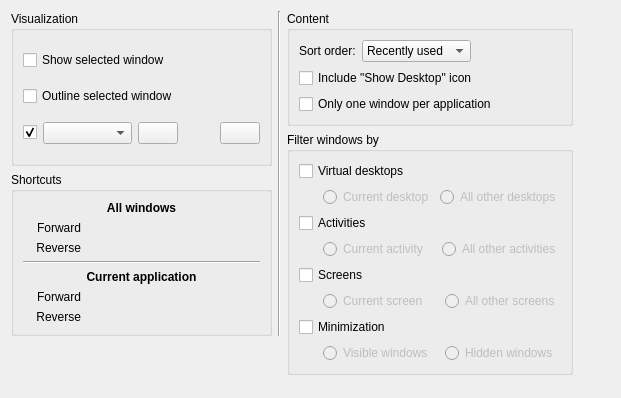
Qt form kcmkwin/kwintabbox/main.ui (KDE/kwin) before a commit.
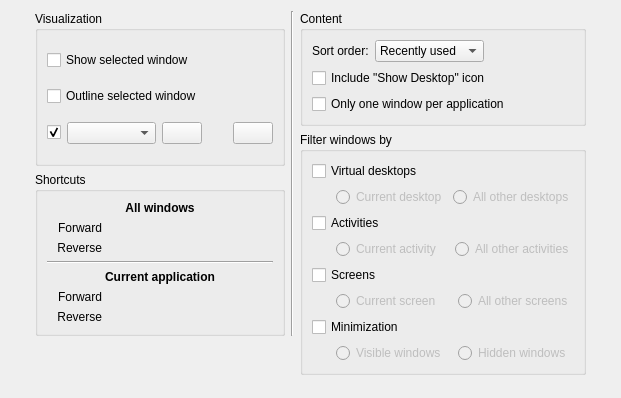
The same form after that commit. Custom widgets are drawn as their Qt base class.

Commit message:
fix kwintabbox kcm layout
gridlayout doesn't work with spacer to center some widget. use BoxLayout
instead.

The edit to the form file:
```diff
--- a/kcmkwin/kwintabbox/main.ui
+++ b/kcmkwin/kwintabbox/main.ui
@@ -10,77 +10,9 @@
     <height>398</height>
    </rect>
   </property>
-  <layout class="QGridLayout" name="gridLayout" columnstretch="2,0,0,0,0">
-   <item row="0" column="1" rowspan="2">
-    <widget class="QGroupBox" name="groupBox_2">
-     <property name="title">
-      <string>Visualization</string>
-     </property>
-     <property name="flat">
-      <bool>true</bool>
-     </property>
-     <layout class="QGridLayout" name="gridLayout_3">
-      <item row="2" column="1">
-       <widget class="QWidget" name="widget_6" native="true">
-        <layout class="QHBoxLayout" name="horizontalLayout">
-         <property name="margin">
-          <number>0</number>
-         </property>
+  <layout class="QHBoxLayout" name="horizontalLayout_2">
          <item>
-          <widget class="KComboBox" name="effectCombo">
-           <property name="sizePolicy">
-            <sizepolicy hsizetype="MinimumExpanding" vsizetype="Fixed">
-             <horstretch>0</horstretch>
-             <verstretch>0</verstretch>
-            </sizepolicy>
-           </property>
-           <property name="toolTip">
-            <string>The effect to replace the list window when desktop effects are active.</string>
-           </property>
-          </widget>
-         </item>
-         <item>
-          <widget class="KPushButton" name="effectConfigButton">
-           <property name="sizePolicy">
-            <sizepolicy hsizetype="Minimum" vsizetype="Fixed">
-             <horstretch>0</horstretch>
-             <verstretch>0</verstretch>
-            </sizepolicy>
-           </property>
-          </widget>
-         </item>
-        </layout>
-       </widget>
-      </item>
-      <item row="2" column="0">
-       <widget class="QCheckBox" name="showTabBox">
-        <property name="text">
-         <string/>
-        </property>
-        <property name="checked">
-         <bool>true</bool>
-        </property>
-       </widget>
-      </item>
-      <item row="1" column="0" colspan="2">
-       <widget class="QCheckBox" name="showOutlineCheck">
-        <property name="text">
-         <string>Outline selected window</string>
-        </property>
-       </widget>
-      </item>
-      <item row="0" column="0" colspan="2">
-       <widget class="QCheckBox" name="highlightWindowCheck">
-        <property name="toolTip">
-         <string>The currently selected window will be highlighted by fading out all other windows. This option requires desktop effects to be active.</string>
-        </property>
-        <property name="text">
-         <string>Show selected window</string>
-        </property>
-       </widget>
-      </item>
-      <item row="2" column="2">
-       <spacer name="horizontalSpacer_5">
+    <spacer name="horizontalSpacer_2">
         <property name="orientation">
          <enum>Qt::Horizontal</enum>
         </property>
@@ -92,17 +24,9 @@
         </property>
        </spacer>
       </item>
-      <item row="2" column="3">
-       <widget class="KPushButton" name="ghns">
-        <property name="toolTip">
-         <string>Get New Window Switcher Layout</string>
-        </property>
-       </widget>
-      </item>
-     </layout>
-    </widget>
-   </item>
-   <item row="0" column="3">
+   <item>
+    <layout class="QGridLayout" name="gridLayout_5">
+     <item row="0" column="2">
     <widget class="QGroupBox" name="groupBox_3">
      <property name="title">
       <string>Content</string>
@@ -174,165 +98,7 @@
      </layout>
     </widget>
    </item>
-   <item row="0" column="0" rowspan="5">
-    <spacer name="horizontalSpacer_2">
-     <property name="orientation">
-      <enum>Qt::Horizontal</enum>
-     </property>
-     <property name="sizeHint" stdset="0">
-      <size>
-       <width>40</width>
-       <height>20</height>
-      </size>
-     </property>
-    </spacer>
-   </item>
-   <item row="2" column="1">
-    <widget class="QGroupBox" name="groupBox_4">
-     <property name="title">
-      <string>Shortcuts</string>
-     </property>
-     <property name="flat">
-      <bool>true</bool>
-     </property>
-     <layout class="QGridLayout" name="gridLayout_4">
-      <item row="1" column="0">
-       <widget class="QLabel" name="label_3">
-        <property name="text">
-         <string>Forward</string>
-        </property>
-        <property name="alignment">
-         <set>Qt::AlignRight|Qt::AlignTrailing|Qt::AlignVCenter</set>
-        </property>
-       </widget>
-      </item>
-      <item row="3" column="0" colspan="4">
-       <widget class="Line" name="line">
-        <property name="orientation">
-         <enum>Qt::Horizontal</enum>
-        </property>
-       </widget>
-      </item>
-      <item row="0" column="0" colspan="4">
-       <widget class="QLabel" name="label">
-        <property name="font">
-         <font>
-          <weight>75</weight>
-          <bold>true</bold>
-         </font>
-        </property>
-        <property name="text">
-         <string>All windows</string>
-        </property>
-        <property name="alignment">
-         <set>Qt::AlignCenter</set>
-        </property>
-       </widget>
-      </item>
-      <item row="2" column="0">
-       <widget class="QLabel" name="label_4">
-        <property name="text">
-         <string>Reverse</string>
-        </property>
-        <property name="alignment">
-         <set>Qt::AlignRight|Qt::AlignTrailing|Qt::AlignVCenter</set>
-        </property>
-       </widget>
-      </item>
-      <item row="5" column="0">
-       <widget class="QLabel" name="label_5">
-        <property name="text">
-         <string>Forward</string>
-        </property>
-        <property name="alignment">
-         <set>Qt::AlignRight|Qt::AlignTrailing|Qt::AlignVCenter</set>
-        </property>
-       </widget>
-      </item>
-      <item row="6" column="0">
-       <widget class="QLabel" name="label_6">
-        <property name="text">
-         <string>Reverse</string>
-        </property>
-        <property name="alignment">
-         <set>Qt::AlignRight|Qt::AlignTrailing|Qt::AlignVCenter</set>
-        </property>
-       </widget>
-      </item>
-      <item row="6" column="1" colspan="3">
-       <widget class="KKeySequenceWidget" name="scCurrentReverse">
-        <property name="checkForConflictsAgainst">
-         <set>KKeySequenceWidget::GlobalShortcuts</set>
-        </property>
-       </widget>
-      </item>
-      <item row="5" column="1" colspan="3">
-       <widget class="KKeySequenceWidget" name="scCurrent">
-        <property name="checkForConflictsAgainst">
-         <set>KKeySequenceWidget::GlobalShortcuts</set>
-        </property>
-       </widget>
-      </item>
-      <item row="4" column="0" colspan="4">
-       <widget class="QLabel" name="label_2">
-        <property name="font">
-         <font>
-          <weight>75</weight>
-          <bold>true</bold>
-         </font>
-        </property>
-        <property name="text">
-         <string>Current application</string>
-        </property>
-        <property name="alignment">
-         <set>Qt::AlignCenter</set>
-        </property>
-       </widget>
-      </item>
-      <item row="2" column="1" colspan="3">
-       <widget class="KKeySequenceWidget" name="scAllReverse">
-        <property name="checkForConflictsAgainst">
-         <set>KKeySequenceWidget::GlobalShortcuts</set>
-        </property>
-       </widget>
-      </item>
-      <item row="1" column="1" colspan="3">
-       <widget class="KKeySequenceWidget" name="scAll">
-        <property name="checkForConflictsAgainst">
-         <set>KKeySequenceWidget::GlobalShortcuts</set>
-        </property>
-       </widget>
-      </item>
-     </layout>
-    </widget>
-   </item>
-   <item row="4" column="3">
-    <spacer name="verticalSpacer_2">
-     <property name="orientation">
-      <enum>Qt::Vertical</enum>
-     </property>
-     <property name="sizeHint" stdset="0">
-      <size>
-       <width>20</width>
-       <height>40</height>
-      </size>
-     </property>
-    </spacer>
-   </item>
-   <item row="3" column="1" rowspan="2">
-    <spacer name="verticalSpacer">
-     <property name="orientation">
-      <enum>Qt::Vertical</enum>
-     </property>
-     <property name="sizeHint" stdset="0">
-      <size>
-       <width>20</width>
-       <height>40</height>
-      </size>
-     </property>
-    </spacer>
-   </item>
-   <item row="1" column="3" rowspan="3">
+     <item row="1" column="2" rowspan="3">
     <widget class="QGroupBox" name="groupBox">
      <property name="title">
       <string>Filter windows by</string>
@@ -552,8 +318,221 @@
      </layout>
     </widget>
    </item>
-   <item row="1" column="4">
-    <spacer name="horizontalSpacer">
+     <item row="3" column="0" rowspan="2">
+      <spacer name="verticalSpacer">
+       <property name="orientation">
+        <enum>Qt::Vertical</enum>
+       </property>
+       <property name="sizeHint" stdset="0">
+        <size>
+         <width>20</width>
+         <height>40</height>
+        </size>
+       </property>
+      </spacer>
+     </item>
+     <item row="4" column="2">
+      <spacer name="verticalSpacer_2">
+       <property name="orientation">
+        <enum>Qt::Vertical</enum>
+       </property>
+       <property name="sizeHint" stdset="0">
+        <size>
+         <width>20</width>
+         <height>40</height>
+        </size>
+       </property>
+      </spacer>
+     </item>
+     <item row="2" column="0">
+      <widget class="QGroupBox" name="groupBox_4">
+       <property name="title">
+        <string>Shortcuts</string>
+       </property>
+       <property name="flat">
+        <bool>true</bool>
+       </property>
+       <layout class="QGridLayout" name="gridLayout_4">
+        <item row="1" column="0">
+         <widget class="QLabel" name="label_3">
+          <property name="text">
+           <string>Forward</string>
+          </property>
+          <property name="alignment">
+           <set>Qt::AlignRight|Qt::AlignTrailing|Qt::AlignVCenter</set>
+          </property>
+         </widget>
+        </item>
+        <item row="3" column="0" colspan="4">
+         <widget class="Line" name="line">
+          <property name="orientation">
+           <enum>Qt::Horizontal</enum>
+          </property>
+         </widget>
+        </item>
+        <item row="0" column="0" colspan="4">
+         <widget class="QLabel" name="label">
+          <property name="font">
+           <font>
+            <weight>75</weight>
+            <bold>true</bold>
+           </font>
+          </property>
+          <property name="text">
+           <string>All windows</string>
+          </property>
+          <property name="alignment">
+           <set>Qt::AlignCenter</set>
+          </property>
+         </widget>
+        </item>
+        <item row="2" column="0">
+         <widget class="QLabel" name="label_4">
+          <property name="text">
+           <string>Reverse</string>
+          </property>
+          <property name="alignment">
+           <set>Qt::AlignRight|Qt::AlignTrailing|Qt::AlignVCenter</set>
+          </property>
+         </widget>
+        </item>
+        <item row="5" column="0">
+         <widget class="QLabel" name="label_5">
+          <property name="text">
+           <string>Forward</string>
+          </property>
+          <property name="alignment">
+           <set>Qt::AlignRight|Qt::AlignTrailing|Qt::AlignVCenter</set>
+          </property>
+         </widget>
+        </item>
+        <item row="6" column="0">
+         <widget class="QLabel" name="label_6">
+          <property name="text">
+           <string>Reverse</string>
+          </property>
+          <property name="alignment">
+           <set>Qt::AlignRight|Qt::AlignTrailing|Qt::AlignVCenter</set>
+          </property>
+         </widget>
+        </item>
+        <item row="6" column="1" colspan="3">
+         <widget class="KKeySequenceWidget" name="scCurrentReverse">
+          <property name="checkForConflictsAgainst">
+           <set>KKeySequenceWidget::GlobalShortcuts</set>
+          </property>
+         </widget>
+        </item>
+        <item row="5" column="1" colspan="3">
+         <widget class="KKeySequenceWidget" name="scCurrent">
+          <property name="checkForConflictsAgainst">
+           <set>KKeySequenceWidget::GlobalShortcuts</set>
+          </property>
+         </widget>
+        </item>
+        <item row="4" column="0" colspan="4">
+         <widget class="QLabel" name="label_2">
+          <property name="font">
+           <font>
+            <weight>75</weight>
+            <bold>true</bold>
+           </font>
+          </property>
+          <property name="text">
+           <string>Current application</string>
+          </property>
+          <property name="alignment">
+           <set>Qt::AlignCenter</set>
+          </property>
+         </widget>
+        </item>
+        <item row="2" column="1" colspan="3">
+         <widget class="KKeySequenceWidget" name="scAllReverse">
+          <property name="checkForConflictsAgainst">
+           <set>KKeySequenceWidget::GlobalShortcuts</set>
+          </property>
+         </widget>
+        </item>
+        <item row="1" column="1" colspan="3">
+         <widget class="KKeySequenceWidget" name="scAll">
+          <property name="checkForConflictsAgainst">
+           <set>KKeySequenceWidget::GlobalShortcuts</set>
+          </property>
+         </widget>
+        </item>
+       </layout>
+      </widget>
+     </item>
+     <item row="0" column="0" rowspan="2">
+      <widget class="QGroupBox" name="groupBox_2">
+       <property name="title">
+        <string>Visualization</string>
+       </property>
+       <property name="flat">
+        <bool>true</bool>
+       </property>
+       <layout class="QGridLayout" name="gridLayout_3">
+        <item row="2" column="1">
+         <widget class="QWidget" name="widget_6" native="true">
+          <layout class="QHBoxLayout" name="horizontalLayout">
+           <property name="margin">
+            <number>0</number>
+           </property>
+           <item>
+            <widget class="KComboBox" name="effectCombo">
+             <property name="sizePolicy">
+              <sizepolicy hsizetype="MinimumExpanding" vsizetype="Fixed">
+               <horstretch>0</horstretch>
+               <verstretch>0</verstretch>
+              </sizepolicy>
+             </property>
+             <property name="toolTip">
+              <string>The effect to replace the list window when desktop effects are active.</string>
+             </property>
+            </widget>
+           </item>
+           <item>
+            <widget class="KPushButton" name="effectConfigButton">
+             <property name="sizePolicy">
+              <sizepolicy hsizetype="Minimum" vsizetype="Fixed">
+               <horstretch>0</horstretch>
+               <verstretch>0</verstretch>
+              </sizepolicy>
+             </property>
+            </widget>
+           </item>
+          </layout>
+         </widget>
+        </item>
+        <item row="2" column="0">
+         <widget class="QCheckBox" name="showTabBox">
+          <property name="text">
+           <string/>
+          </property>
+          <property name="checked">
+           <bool>true</bool>
+          </property>
+         </widget>
+        </item>
+        <item row="1" column="0" colspan="2">
+         <widget class="QCheckBox" name="showOutlineCheck">
+          <property name="text">
+           <string>Outline selected window</string>
+          </property>
+         </widget>
+        </item>
+        <item row="0" column="0" colspan="2">
+         <widget class="QCheckBox" name="highlightWindowCheck">
+          <property name="toolTip">
+           <string>The currently selected window will be highlighted by fading out all other windows. This option requires desktop effects to be active.</string>
+          </property>
+          <property name="text">
+           <string>Show selected window</string>
+          </property>
+         </widget>
+        </item>
+        <item row="2" column="2">
+         <spacer name="horizontalSpacer_5">
      <property name="orientation">
       <enum>Qt::Horizontal</enum>
      </property>
@@ -565,7 +544,17 @@
      </property>
     </spacer>
    </item>
-   <item row="0" column="2" rowspan="3">
+        <item row="2" column="3">
+         <widget class="KPushButton" name="ghns">
+          <property name="toolTip">
+           <string>Get New Window Switcher Layout</string>
+          </property>
+         </widget>
+        </item>
+       </layout>
+      </widget>
+     </item>
+     <item row="0" column="1" rowspan="3">
     <widget class="Line" name="line_2">
      <property name="orientation">
       <enum>Qt::Vertical</enum>
@@ -573,6 +562,21 @@
     </widget>
    </item>
   </layout>
+   </item>
+   <item>
+    <spacer name="horizontalSpacer">
+     <property name="orientation">
+      <enum>Qt::Horizontal</enum>
+     </property>
+     <property name="sizeHint" stdset="0">
+      <size>
+       <width>40</width>
+       <height>20</height>
+      </size>
+     </property>
+    </spacer>
+   </item>
+  </layout>
  </widget>
  <customwidgets>
   <customwidget>
```
Left out of the diff: 36 changed lines with no effect on the pictures. Lines whose indentation alone changed are shown as unchanged.
